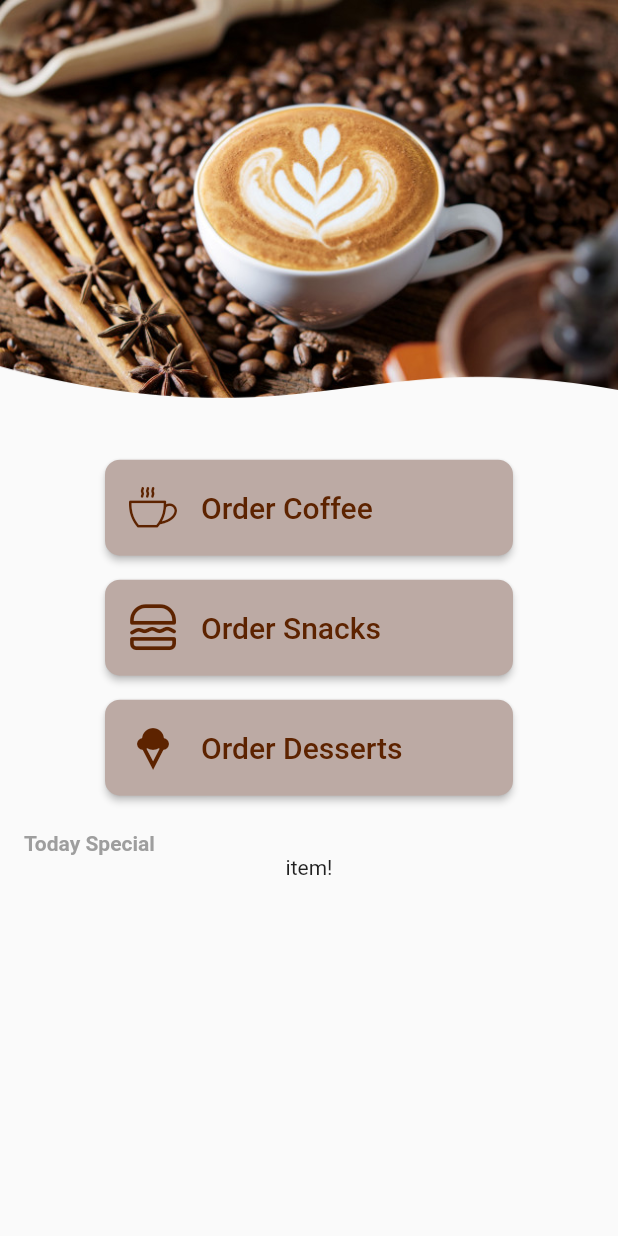
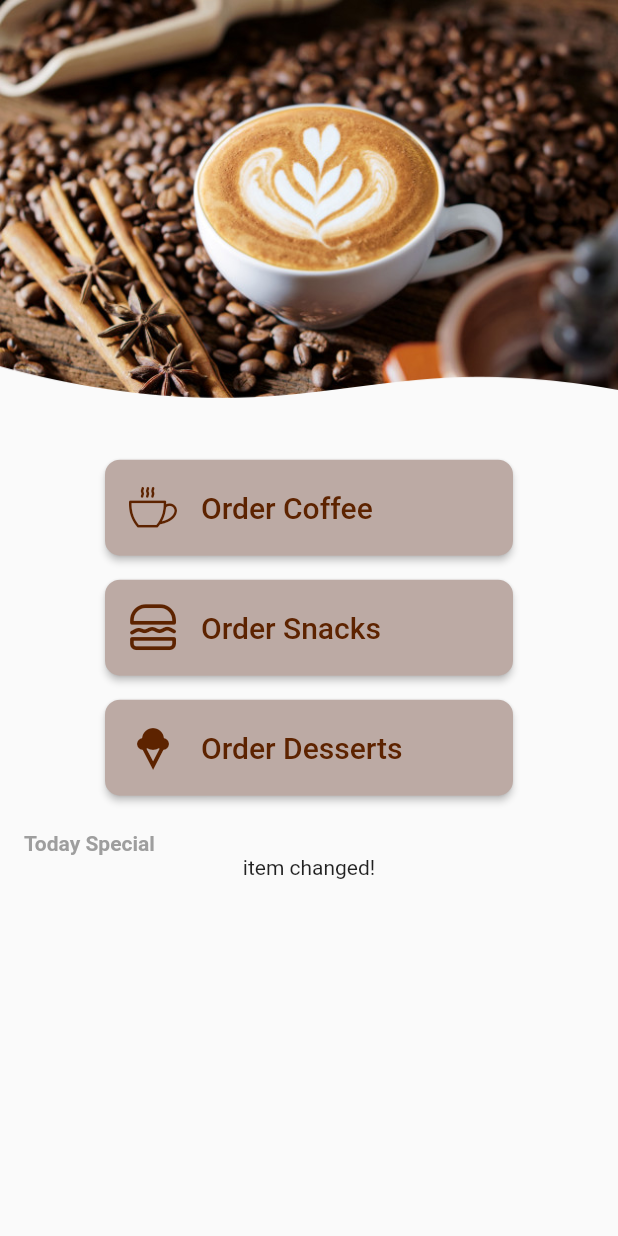
Before and after one commit to SithumDilanga/Coffee-Shop-App, a Flutter app: the screen it shows once a user with an empty profile is signed in, on a phone screen of 412 x 824 dp. Run offline on Flutter 3.47's test engine with Material 2 defaults, Android fonts, the phone set to English and light mode, and no system bars; our stand-ins replace firebase_auth, firebase_core, flutter_spinkit, fluttertoast, hexcolor; accounts and stored records are empty.

Commit message:
name change test 2

```diff
--- a/lib/home/gridview.dart
+++ b/lib/home/gridview.dart
@@ -16,7 +16,7 @@ class _TodaySpecialGridState extends State<TodaySpecialGrid> {
     final double itemHeight = (size.height - kToolbarHeight - 24) / 2;
     final double itemWidth = size.width / 2;
 
-    return Text('item!');/*GridView.builder(
+    return Text('item changed!');/*GridView.builder(
       physics: NeverScrollableScrollPhysics(),
       shrinkWrap: true,
       itemCount: 8,
--- a/lib/home/gridview_item.dart
+++ b/lib/home/gridview_item.dart
@@ -31,7 +31,7 @@ class _TodaySpecialItemState extends State<TodaySpecialItem> {
               Flexible(
                 child: Padding(
                   padding: const EdgeInsets.only(left: 8.0),
-                  child: Text('240 LKR', style: TextStyle(fontSize: 16.0, color: Colors.brown[500])),
+                  child: Text('230 LKR', style: TextStyle(fontSize: 16.0, color: Colors.brown[500])),
                 ),
               ),
             ]
```
